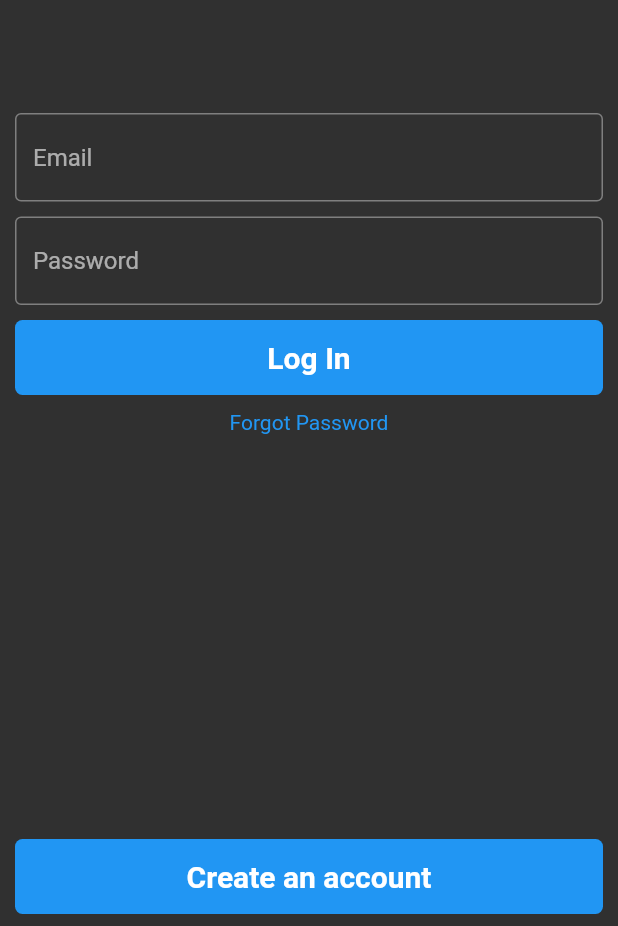
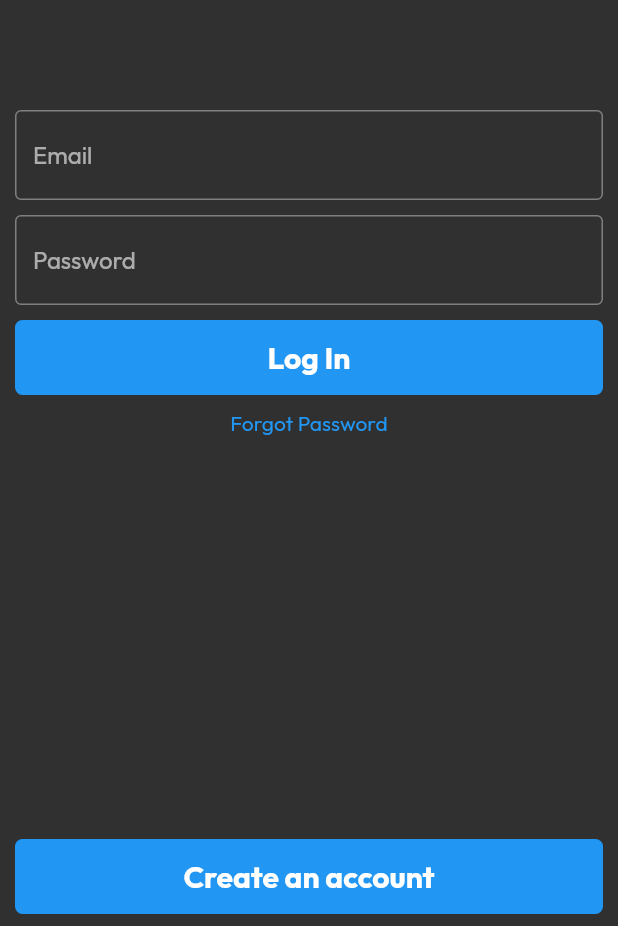
Before and after one commit to abdetaterefe/rabegn_old, a Flutter app: the screen it shows after launch, on a phone screen of 412 x 824 dp. Shown: the part 307-1233 px from the top of the screen. Run offline on Flutter 3.47's test engine with Material 2 defaults, Android fonts, the phone set to English and light mode, and no system bars; our stand-ins replace form_field_validator.

Commit message:
added local font and applied

```diff
--- a/lib/main.dart
+++ b/lib/main.dart
@@ -18,7 +18,7 @@ class MyApp extends StatelessWidget {
   Widget build(BuildContext context) {
     return MaterialApp(
       debugShowCheckedModeBanner: false,
-      theme: ThemeData.dark(),
+      theme: ThemeData(fontFamily: 'Outfit', brightness: Brightness.dark),
       initialRoute: '/loginscreen',
       routes: {
         '/loginscreen': (context) => const LogInScreen(),
```
Also changed, not shown: pubspec.yaml (+6 -11 lines), assets/fonts/Outfit-Bold.ttf (added), assets/fonts/Outfit-Regular.ttf (added).
